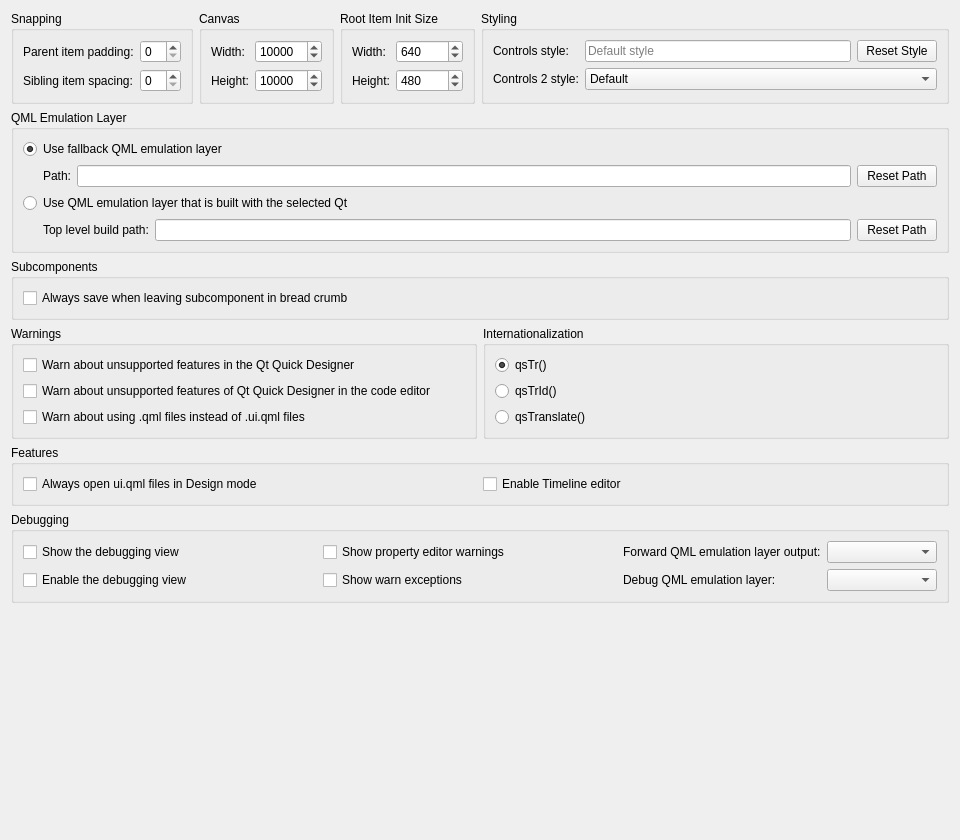
Above: src/plugins/qmldesigner/settingspage.ui from qt-creator/qt-creator before the change. Below: the same form after it.
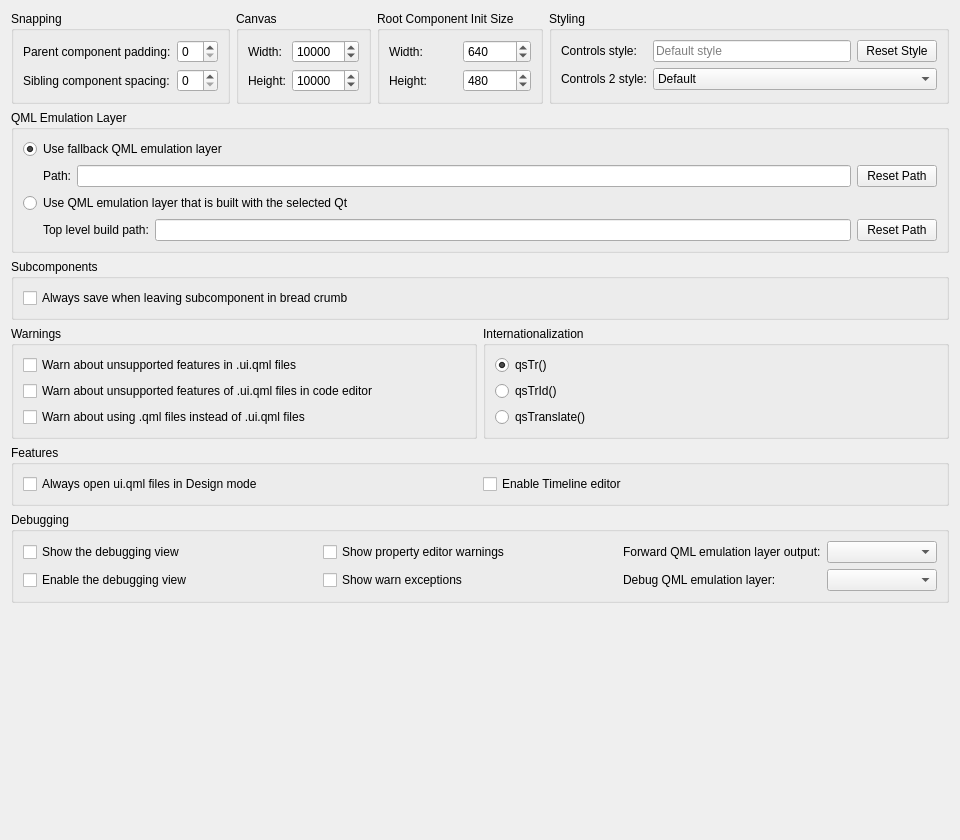
That is the form after the change. Custom widgets are drawn as their Qt base class.

Commit message:
QDS Components: Replace "item" with "component" in UI text
Task-number: QDS-3778

```diff
--- a/src/plugins/qmldesigner/settingspage.ui
+++ b/src/plugins/qmldesigner/settingspage.ui
@@ -32,7 +32,7 @@
         <item row="0" column="0">
          <widget class="QLabel" name="snapMarginLabel">
           <property name="text">
-           <string>Parent item padding:</string>
+           <string>Parent component padding:</string>
           </property>
          </widget>
         </item>
@@ -46,7 +46,7 @@
         <item row="1" column="0">
          <widget class="QLabel" name="itemSpacingLabel">
           <property name="text">
-           <string>Sibling item spacing:</string>
+           <string>Sibling component spacing:</string>
           </property>
          </widget>
         </item>
@@ -105,7 +105,7 @@
      <item>
       <widget class="QGroupBox" name="groupBox_4">
        <property name="title">
-        <string>Root Item Init Size</string>
+        <string>Root Component Init Size</string>
        </property>
        <layout class="QGridLayout" name="gridLayout_7">
         <item row="0" column="0">
@@ -348,7 +348,7 @@
            <string>Also warns in the code editor about QML features that are not properly supported by the Qt Quick Designer.</string>
           </property>
           <property name="text">
-           <string>Warn about unsupported features of Qt Quick Designer in the code editor</string>
+           <string>Warn about unsupported features of .ui.qml files in code editor</string>
           </property>
          </widget>
         </item>
@@ -358,7 +358,7 @@
            <string>Warns about QML features that are not properly supported by the Qt Quick Designer.</string>
           </property>
           <property name="text">
-           <string>Warn about unsupported features in the Qt Quick Designer</string>
+           <string>Warn about unsupported features in .ui.qml files</string>
           </property>
          </widget>
         </item>
```
Left out of the diff: 4 changed lines with no effect on the pictures. The commit also changes 10 other files.
